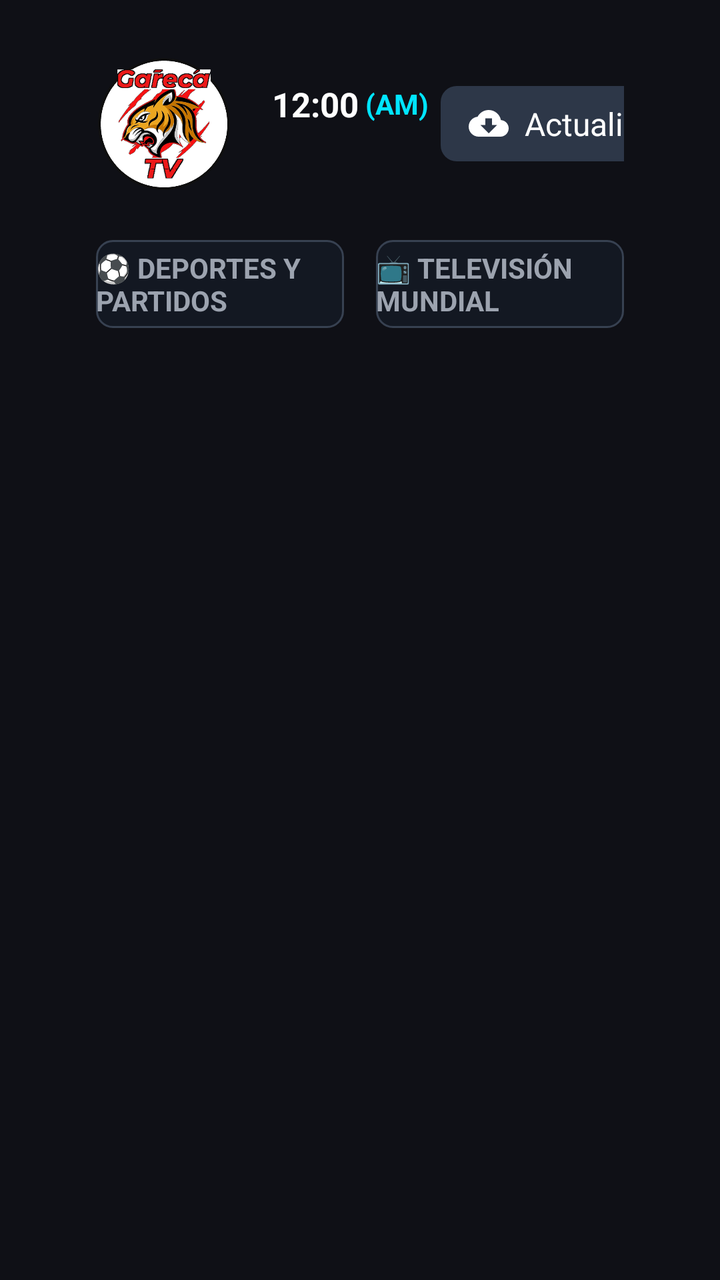
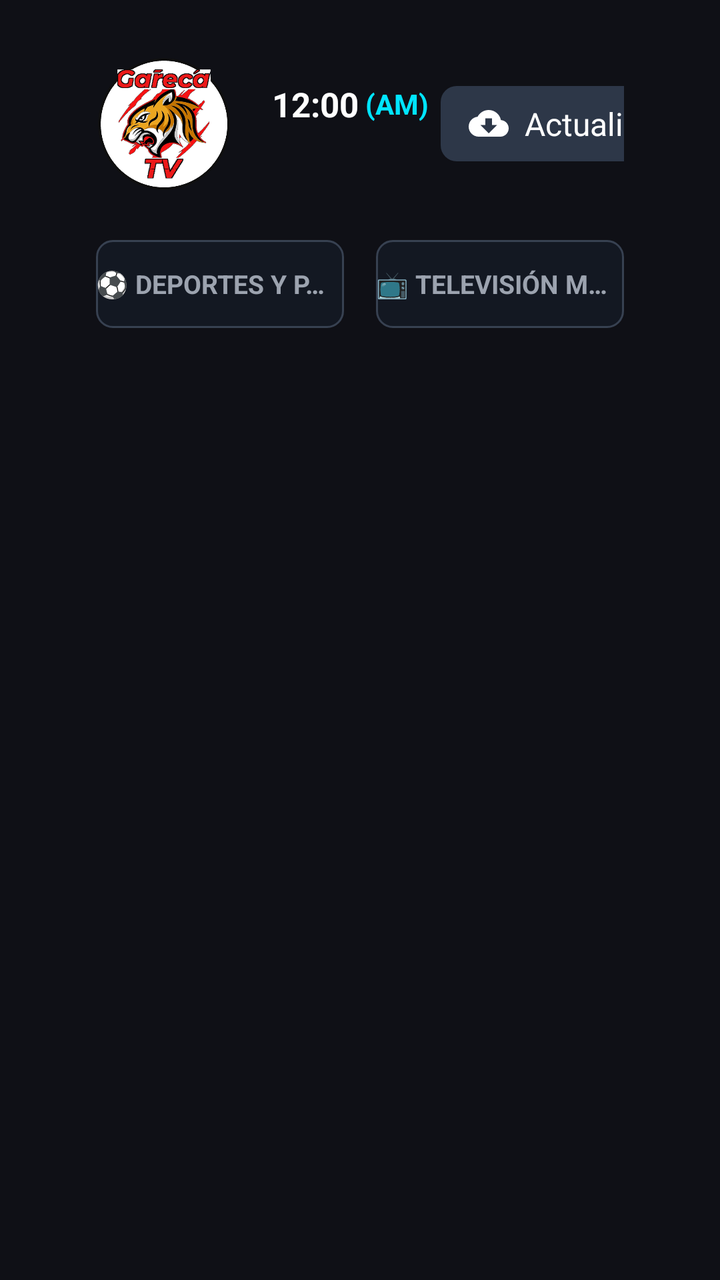

Compare the two renders of this Android layout. The source of the first and the diff that turns it into the second are given below.
<!-- AndroidManifest.xml: application theme Theme.GarecaTV -->
<!-- res/layout/activity_main.xml -->
<?xml version="1.0" encoding="utf-8"?>
<LinearLayout xmlns:android="http://schemas.android.com/apk/res/android"
    xmlns:app="http://schemas.android.com/apk/res-auto"
    android:id="@+id/mainRootLayout"
    android:layout_width="match_parent"
    android:layout_height="match_parent"
    android:orientation="vertical"
    android:background="@color/bg_dark"
    android:paddingStart="48dp"
    android:paddingEnd="48dp"
    android:paddingTop="28dp"
    android:paddingBottom="28dp">

    
    <LinearLayout
        android:layout_width="match_parent"
        android:layout_height="wrap_content"
        android:orientation="horizontal"
        android:gravity="center_vertical"
        android:layout_marginBottom="24dp">

        <ImageView
            android:id="@+id/ivLogo"
            android:layout_width="68dp"
            android:layout_height="68dp"
            android:scaleType="fitCenter"
            android:src="@drawable/app_icon"
            android:contentDescription="@string/app_name" />

        <LinearLayout
            android:layout_width="wrap_content"
            android:layout_height="wrap_content"
            android:orientation="vertical"
            android:layout_marginStart="20dp"
            android:gravity="start|center_vertical">

            
            <LinearLayout
                android:id="@+id/llHeaderClock"
                android:layout_width="wrap_content"
                android:layout_height="wrap_content"
                android:orientation="horizontal"
                android:gravity="center_vertical">

                <TextClock
                    android:id="@+id/textClock"
                    android:layout_width="wrap_content"
                    android:layout_height="wrap_content"
                    android:format12Hour="hh:mm"
                    android:format24Hour="HH:mm"
                    android:textSize="17sp"
                    android:textStyle="bold"
                    android:textColor="@color/text_primary" />

                <TextClock
                    android:id="@+id/textClockAmPm"
                    android:layout_width="wrap_content"
                    android:layout_height="wrap_content"
                    android:format12Hour=" (a)"
                    android:format24Hour=""
                    android:textSize="14sp"
                    android:textStyle="bold"
                    android:textColor="@color/accent" />

                <TextView
                    android:id="@+id/tvTimeZone"
                    android:layout_width="wrap_content"
                    android:layout_height="wrap_content"
                    android:text=""
                    android:textSize="13sp"
                    android:textStyle="bold"
                    android:textColor="@color/text_secondary"
                    android:layout_marginStart="6dp" />
            </LinearLayout>

            
            <LinearLayout
                android:layout_width="wrap_content"
                android:layout_height="wrap_content"
                android:orientation="horizontal"
                android:gravity="center_vertical"
                android:layout_marginTop="2dp">

                <TextView
                    android:id="@+id/tvDate"
                    android:layout_width="wrap_content"
                    android:layout_height="wrap_content"
                    android:text=""
                    android:textSize="13sp"
                    android:textColor="@color/text_secondary" />

                <TextView
                    android:id="@+id/tvAppVersion"
                    android:layout_width="wrap_content"
                    android:layout_height="wrap_content"
                    android:text=""
                    android:textSize="13sp"
                    android:textStyle="bold"
                    android:textColor="@color/accent"
                    android:layout_marginStart="8dp" />
            </LinearLayout>
        </LinearLayout>

        <View
            android:layout_width="0dp"
            android:layout_height="1dp"
            android:layout_weight="1" />

        
        <LinearLayout
            android:layout_width="wrap_content"
            android:layout_height="wrap_content"
            android:orientation="vertical"
            android:gravity="end">

            
            <LinearLayout
                android:layout_width="wrap_content"
                android:layout_height="wrap_content"
                android:orientation="horizontal"
                android:gravity="center_vertical">

                <LinearLayout
                    android:id="@+id/btnUpdate"
                    android:layout_width="wrap_content"
                    android:layout_height="wrap_content"
                    android:orientation="horizontal"
                    android:gravity="center_vertical"
                    android:focusable="true"
                    android:clickable="true"
                    android:paddingStart="14dp"
                    android:paddingEnd="16dp"
                    android:paddingTop="8dp"
                    android:paddingBottom="8dp"
                    android:layout_marginEnd="12dp"
                    android:background="@drawable/button_focus_selector">

                    <ImageView
                        android:id="@+id/ivUpdateIcon"
                        android:layout_width="20dp"
                        android:layout_height="20dp"
                        android:src="@drawable/ic_cloud_download"
                        android:duplicateParentState="true"
                        app:tint="@color/button_text_selector"
                        android:contentDescription="Actualizar APK" />

                    <TextView
                        android:id="@+id/tvUpdateLabel"
                        android:layout_width="wrap_content"
                        android:layout_height="wrap_content"
                        android:text="Actualizado"
                        android:textSize="16sp"
                        android:duplicateParentState="true"
                        android:textColor="@color/button_text_selector"
                        android:layout_marginStart="8dp" />
                </LinearLayout>

                <TextView
                    android:id="@+id/btnRefresh"
                    android:layout_width="wrap_content"
                    android:layout_height="wrap_content"
                    android:text="Recargar"
                    android:textSize="16sp"
                    android:textColor="@color/button_text_selector"
                    android:focusable="true"
                    android:clickable="true"
                    android:paddingStart="16dp"
                    android:paddingEnd="16dp"
                    android:paddingTop="8dp"
                    android:paddingBottom="8dp"
                    android:background="@drawable/button_focus_selector" />
            </LinearLayout>

            
            <TextView
                android:id="@+id/tvHeaderButtonHint"
                android:layout_width="wrap_content"
                android:layout_height="wrap_content"
                android:layout_marginTop="4dp"
                android:layout_marginEnd="2dp"
                android:textSize="11sp"
                android:textColor="@color/accent"
                android:textStyle="bold"
                android:visibility="gone"
                android:text="" />
        </LinearLayout>
    </LinearLayout>

    
    <LinearLayout
        android:id="@+id/llModeSelector"
        android:layout_width="match_parent"
        android:layout_height="wrap_content"
        android:orientation="horizontal"
        android:gravity="center_vertical"
        android:layout_marginBottom="14dp">

        <LinearLayout
            android:id="@+id/btnModeSports"
            android:layout_width="0dp"
            android:layout_height="44dp"
            android:layout_weight="1"
            android:orientation="horizontal"
            android:gravity="center"
            android:focusable="true"
            android:clickable="true"
            android:layout_marginEnd="8dp"
            android:background="@drawable/mode_button_selector">

            <TextView
                android:id="@+id/tvModeSportsLabel"
                android:layout_width="wrap_content"
                android:layout_height="wrap_content"
                android:text="⚽ DEPORTES Y PARTIDOS"
                android:textSize="14sp"
                android:textStyle="bold"
                android:textColor="@color/mode_button_text_selector"
                android:duplicateParentState="true" />
        </LinearLayout>

        <LinearLayout
            android:id="@+id/btnModeWorldTv"
            android:layout_width="0dp"
            android:layout_height="44dp"
            android:layout_weight="1"
            android:orientation="horizontal"
            android:gravity="center"
            android:focusable="true"
            android:clickable="true"
            android:layout_marginStart="8dp"
            android:background="@drawable/mode_button_selector">

            <TextView
                android:id="@+id/tvModeWorldTvLabel"
                android:layout_width="wrap_content"
                android:layout_height="wrap_content"
                android:text="📺 TELEVISIÓN MUNDIAL"
                android:textSize="14sp"
                android:textStyle="bold"
                android:textColor="@color/mode_button_text_selector"
                android:duplicateParentState="true" />
        </LinearLayout>
    </LinearLayout>

    
    <androidx.recyclerview.widget.RecyclerView
        android:id="@+id/rvCategories"
        android:layout_width="match_parent"
        android:layout_height="wrap_content"
        android:orientation="horizontal"
        android:clipToPadding="false"
        android:descendantFocusability="afterDescendants"
        android:layout_marginBottom="16dp"
        android:focusable="false" />

    
    <LinearLayout
        android:id="@+id/searchContainer"
        android:layout_width="match_parent"
        android:layout_height="wrap_content"
        android:orientation="horizontal"
        android:gravity="center_vertical"
        android:visibility="gone"
        android:layout_marginBottom="16dp">

        <LinearLayout
            android:id="@+id/btnVoiceSearchReplay"
            android:layout_width="44dp"
            android:layout_height="44dp"
            android:gravity="center"
            android:focusable="true"
            android:clickable="true"
            android:background="@drawable/voice_button_selector"
            android:nextFocusUp="@id/rvCategories"
            android:nextFocusDown="@id/rvEvents"
            android:nextFocusRight="@id/etSearch">

            <ImageView
                android:layout_width="22dp"
                android:layout_height="22dp"
                android:src="@drawable/ic_google_mic"
                android:duplicateParentState="true"
                android:contentDescription="Búsqueda por voz" />
        </LinearLayout>

        
        <LinearLayout
            android:id="@+id/searchBoxContainerReplay"
            android:layout_width="0dp"
            android:layout_height="44dp"
            android:layout_weight="1"
            android:layout_marginStart="8dp"
            android:layout_marginEnd="8dp"
            android:orientation="horizontal"
            android:gravity="center_vertical"
            android:background="@drawable/search_box_selector"
            android:addStatesFromChildren="true">

            <com.gareca.tv.SearchEditText
                android:id="@+id/etSearch"
                android:layout_width="0dp"
                android:layout_height="match_parent"
                android:layout_weight="1"
                android:background="@android:color/transparent"
                android:hint="Buscar repetición por partido o fecha (ej: Madrid, 10/10)..."
                android:textColor="@color/text_primary"
                android:textColorHint="@color/text_secondary"
                android:paddingStart="16dp"
                android:paddingEnd="8dp"
                android:textSize="15sp"
                android:singleLine="true"
                android:imeOptions="actionSearch"
                android:inputType="text"
                android:focusable="true"
                android:focusableInTouchMode="true"
                android:cursorVisible="false"
                android:nextFocusUp="@id/rvCategories"
                android:nextFocusDown="@id/rvEvents"
                android:nextFocusLeft="@id/btnVoiceSearchReplay"
                android:nextFocusRight="@id/btnClearSearchText" />

            <ImageView
                android:id="@+id/btnClearSearchText"
                android:layout_width="30dp"
                android:layout_height="30dp"
                android:layout_marginEnd="6dp"
                android:padding="6dp"
                android:src="@drawable/ic_close"
                android:background="@drawable/button_focus_selector"
                android:focusable="true"
                android:clickable="true"
                android:focusableInTouchMode="true"
                android:visibility="gone"
                android:contentDescription="Borrar texto y escribir"
                android:nextFocusUp="@id/rvCategories"
                android:nextFocusDown="@id/rvEvents"
                android:nextFocusLeft="@id/etSearch"
                android:nextFocusRight="@id/btnSearchReplay" />
        </LinearLayout>

        <LinearLayout
            android:id="@+id/btnSearchReplay"
            android:layout_width="44dp"
            android:layout_height="44dp"
            android:gravity="center"
            android:focusable="true"
            android:clickable="true"
            android:background="@drawable/button_focus_selector"
            android:nextFocusUp="@id/rvCategories"
            android:nextFocusDown="@id/rvEvents"
            android:nextFocusLeft="@id/etSearch"
            android:nextFocusRight="@id/btnSortDate">

            <ImageView
                android:id="@+id/ivSearchIconReplay"
                android:layout_width="22dp"
                android:layout_height="22dp"
                android:src="@drawable/ic_search"
                android:duplicateParentState="true"
                app:tint="@color/button_text_selector"
                android:contentDescription="Buscar" />
        </LinearLayout>

        <Button
            android:id="@+id/btnSortDate"
            android:layout_width="wrap_content"
            android:layout_height="44dp"
            android:layout_marginStart="8dp"
            android:text="📅 Fecha (Recientes)"
            android:textSize="14sp"
            android:textStyle="bold"
            android:textColor="@color/button_text_selector"
            android:background="@drawable/button_focus_selector"
            android:paddingStart="16dp"
            android:paddingEnd="16dp"
            android:focusable="true"
            android:clickable="true"
            android:nextFocusUp="@id/rvCategories"
            android:nextFocusDown="@id/rvEvents"
            android:nextFocusLeft="@id/btnSearchReplay"
            android:nextFocusRight="@id/btnSortName" />

        <Button
            android:id="@+id/btnSortName"
            android:layout_width="wrap_content"
            android:layout_height="44dp"
            android:layout_marginStart="8dp"
            android:text="🔤 Nombre (A-Z)"
            android:textSize="14sp"
            android:textStyle="bold"
            android:textColor="@color/button_text_selector"
            android:background="@drawable/button_focus_selector"
            android:paddingStart="16dp"
            android:paddingEnd="16dp"
            android:focusable="true"
            android:clickable="true"
            android:nextFocusUp="@id/rvCategories"
            android:nextFocusDown="@id/rvEvents"
            android:nextFocusLeft="@id/btnSortDate" />
    </LinearLayout>

    
    <LinearLayout
        android:id="@+id/globalSearchContainer"
        android:layout_width="match_parent"
        android:layout_height="wrap_content"
        android:orientation="horizontal"
        android:gravity="center_vertical"
        android:visibility="gone"
        android:layout_marginBottom="16dp">

        <LinearLayout
            android:id="@+id/btnVoiceGlobalSearch"
            android:layout_width="44dp"
            android:layout_height="44dp"
            android:gravity="center"
            android:focusable="true"
            android:clickable="true"
            android:background="@drawable/voice_button_selector"
            android:nextFocusUp="@id/rvCategories"
            android:nextFocusDown="@id/rvEvents"
            android:nextFocusRight="@id/etGlobalSearch">

            <ImageView
                android:layout_width="22dp"
                android:layout_height="22dp"
                android:src="@drawable/ic_google_mic"
                android:duplicateParentState="true"
                android:contentDescription="Búsqueda por voz" />
        </LinearLayout>

        
        <LinearLayout
            android:id="@+id/searchBoxContainerGlobal"
            android:layout_width="0dp"
            android:layout_height="44dp"
            android:layout_weight="1"
            android:layout_marginStart="8dp"
            android:layout_marginEnd="8dp"
            android:orientation="horizontal"
            android:gravity="center_vertical"
            android:background="@drawable/search_box_selector"
            android:addStatesFromChildren="true">

            <com.gareca.tv.SearchEditText
                android:id="@+id/etGlobalSearch"
                android:layout_width="0dp"
                android:layout_height="match_parent"
                android:layout_weight="1"
                android:background="@android:color/transparent"
                android:hint="Buscar equipo o canal en TODO GarecaTV (ej: Madrid, Boca, ESPN)..."
                android:textColor="@color/text_primary"
                android:textColorHint="@color/text_secondary"
                android:paddingStart="16dp"
                android:paddingEnd="8dp"
                android:textSize="15sp"
                android:singleLine="true"
                android:imeOptions="actionSearch"
                android:inputType="text"
                android:focusable="true"
                android:focusableInTouchMode="true"
                android:cursorVisible="false"
                android:nextFocusUp="@id/rvCategories"
                android:nextFocusDown="@id/rvEvents"
                android:nextFocusLeft="@id/btnVoiceGlobalSearch"
                android:nextFocusRight="@id/btnClearGlobalText" />

            <ImageView
                android:id="@+id/btnClearGlobalText"
                android:layout_width="30dp"
                android:layout_height="30dp"
                android:layout_marginEnd="6dp"
                android:padding="6dp"
                android:src="@drawable/ic_close"
                android:background="@drawable/button_focus_selector"
                android:focusable="true"
                android:clickable="true"
                android:focusableInTouchMode="true"
                android:visibility="gone"
                android:contentDescription="Borrar texto y escribir"
                android:nextFocusUp="@id/rvCategories"
                android:nextFocusDown="@id/rvEvents"
                android:nextFocusLeft="@id/etGlobalSearch"
                android:nextFocusRight="@id/btnSearchGlobal" />
        </LinearLayout>

        <LinearLayout
            android:id="@+id/btnSearchGlobal"
            android:layout_width="44dp"
            android:layout_height="44dp"
            android:gravity="center"
            android:focusable="true"
            android:clickable="true"
            android:background="@drawable/button_focus_selector"
            android:nextFocusUp="@id/rvCategories"
            android:nextFocusDown="@id/rvEvents"
            android:nextFocusLeft="@id/btnClearGlobalText"
            android:nextFocusRight="@id/btnSortNameGlobal">

            <ImageView
                android:id="@+id/ivSearchIconGlobal"
                android:layout_width="22dp"
                android:layout_height="22dp"
                android:src="@drawable/ic_search"
                android:duplicateParentState="true"
                app:tint="@color/button_text_selector"
                android:contentDescription="Buscar" />
        </LinearLayout>

        <Button
            android:id="@+id/btnSortNameGlobal"
            android:layout_width="wrap_content"
            android:layout_height="44dp"
            android:layout_marginStart="8dp"
            android:text="🔤 Nombre (A-Z)"
            android:textSize="14sp"
            android:textStyle="bold"
            android:textColor="@color/button_text_selector"
            android:background="@drawable/button_focus_selector"
            android:paddingStart="16dp"
            android:paddingEnd="16dp"
            android:focusable="true"
            android:clickable="true"
            android:nextFocusUp="@id/rvCategories"
            android:nextFocusDown="@id/rvEvents"
            android:nextFocusLeft="@id/btnSearchGlobal" />
    </LinearLayout>

    
    <androidx.recyclerview.widget.RecyclerView
        android:id="@+id/rvSuggestions"
        android:layout_width="match_parent"
        android:layout_height="wrap_content"
        android:orientation="vertical"
        android:visibility="gone"
        android:layout_marginBottom="12dp"
        android:descendantFocusability="afterDescendants"
        android:focusable="true"
        android:focusableInTouchMode="true" />

    
    <LinearLayout
        android:id="@+id/llMasterDetailContainer"
        android:layout_width="match_parent"
        android:layout_height="0dp"
        android:layout_weight="1"
        android:orientation="horizontal">

        
        <androidx.recyclerview.widget.RecyclerView
            android:id="@+id/rvSidebarCategories"
            android:layout_width="200dp"
            android:layout_height="match_parent"
            android:orientation="vertical"
            android:visibility="gone"
            android:clipToPadding="false"
            android:layout_marginEnd="8dp"
            android:descendantFocusability="afterDescendants"
            android:focusable="false" />

        
        <androidx.recyclerview.widget.RecyclerView
            android:id="@+id/rvSidebarCountries"
            android:layout_width="200dp"
            android:layout_height="match_parent"
            android:orientation="vertical"
            android:visibility="gone"
            android:clipToPadding="false"
            android:layout_marginEnd="8dp"
            android:descendantFocusability="afterDescendants"
            android:focusable="false" />

        
        <LinearLayout
            android:id="@+id/flEventsContainer"
            android:layout_width="0dp"
            android:layout_height="match_parent"
            android:layout_weight="1"
            android:orientation="vertical">

            
            <LinearLayout
                android:id="@+id/llMobileFilterBar"
                android:layout_width="match_parent"
                android:layout_height="wrap_content"
                android:orientation="horizontal"
                android:gravity="center_vertical"
                android:layout_marginBottom="10dp"
                android:visibility="gone">

                <Button
                    android:id="@+id/btnMobileCategoryFilter"
                    android:layout_width="0dp"
                    android:layout_height="40dp"
                    android:layout_weight="1"
                    android:background="@drawable/button_focus_selector"
                    android:textColor="@color/white"
                    android:textSize="13sp"
                    android:textStyle="bold"
                    android:textAllCaps="false"
                    android:text="📂 Categoría: Todas ▾"
                    android:paddingStart="12dp"
                    android:paddingEnd="12dp"
                    android:layout_marginEnd="6dp" />

                <Button
                    android:id="@+id/btnMobileCountryFilter"
                    android:layout_width="0dp"
                    android:layout_height="40dp"
                    android:layout_weight="1"
                    android:background="@drawable/button_focus_selector"
                    android:textColor="@color/white"
                    android:textSize="13sp"
                    android:textStyle="bold"
                    android:textAllCaps="false"
                    android:text="🌍 País: Todos ▾"
                    android:paddingStart="12dp"
                    android:paddingEnd="12dp"
                    android:visibility="gone" />
            </LinearLayout>

            
            <TextView
                android:id="@+id/tvChannelPositionIndicator"
                android:layout_width="match_parent"
                android:layout_height="wrap_content"
                android:paddingStart="8dp"
                android:paddingEnd="8dp"
                android:paddingBottom="6dp"
                android:textSize="12sp"
                android:textStyle="bold"
                android:textColor="#38BDF8"
                android:visibility="gone"
                android:singleLine="true"
                android:ellipsize="end" />

            
            <androidx.recyclerview.widget.RecyclerView
                android:id="@+id/rvSubcategories"
                android:layout_width="match_parent"
                android:layout_height="wrap_content"
                android:orientation="horizontal"
                android:paddingBottom="8dp"
                android:clipToPadding="false"
                android:descendantFocusability="afterDescendants"
                android:focusable="false"
                android:visibility="gone" />

            <FrameLayout
                android:layout_width="match_parent"
                android:layout_height="0dp"
                android:layout_weight="1">

                <ProgressBar
                    android:id="@+id/progressBar"
                    android:layout_width="wrap_content"
                    android:layout_height="wrap_content"
                    android:layout_gravity="center"
                    android:visibility="visible" />

                <TextView
                    android:id="@+id/tvEmpty"
                    android:layout_width="wrap_content"
                    android:layout_height="wrap_content"
                    android:layout_gravity="center"
                    android:text="@string/loading_events"
                    android:textColor="@color/text_secondary"
                    android:textSize="18sp"
                    android:visibility="gone" />

                <androidx.recyclerview.widget.RecyclerView
                    android:id="@+id/rvEvents"
                    android:layout_width="match_parent"
                    android:layout_height="match_parent"
                    android:clipToPadding="false"
                    android:descendantFocusability="afterDescendants"
                    android:focusable="false" />
            </FrameLayout>
        </LinearLayout>
    </LinearLayout>
</LinearLayout>
<!-- resources referenced by this layout -->
<resources>
  <color name="accent">#00E5FF</color>
  <color name="bg_dark">#0F1016</color>
  <color name="text_primary">#FFFFFF</color>
  <color name="text_secondary">#9CA3AF</color>
  <color name="white">#FFFFFF</color>
  <!-- drawable button_focus_selector (drawable) -->
  <selector xmlns:android="http://schemas.android.com/apk/res/android">
      <item android:state_focused="true">
          <shape android:shape="rectangle">
              <solid android:color="@color/accent" />
              <corners android:radius="8dp" />
          </shape>
      </item>
      <item>
          <shape android:shape="rectangle">
              <solid android:color="#2D3748" />
              <corners android:radius="8dp" />
          </shape>
      </item>
  </selector>
  <!-- drawable ic_close (drawable) -->
  <vector xmlns:android="http://schemas.android.com/apk/res/android"
      android:width="24dp"
      android:height="24dp"
      android:viewportWidth="24"
      android:viewportHeight="24">
      <path
          android:fillColor="#FFFFFFFF"
          android:pathData="M19,6.41L17.59,5 12,10.59 6.41,5 5,6.41 10.59,12 5,17.59 6.41,19 12,13.41 17.59,19 19,17.59 13.41,12z"/>
  </vector>
  <!-- drawable ic_cloud_download (drawable) -->
  <vector xmlns:android="http://schemas.android.com/apk/res/android"
      android:width="24dp"
      android:height="24dp"
      android:viewportWidth="24"
      android:viewportHeight="24">
      <path
          android:fillColor="#FFFFFFFF"
          android:pathData="M19.35,10.04C18.67,6.59 15.64,4 12,4 9.11,4 6.6,5.64 5.35,8.04 2.34,8.36 0,10.91 0,14c0,3.31 2.69,6 6,6h13c2.76,0 5,-2.24 5,-5 0,-2.64 -2.05,-4.78 -4.65,-4.96zM17,13l-5,5 -5,-5h3V9h4v4h3z" />
  </vector>
  <!-- drawable ic_search (drawable) -->
  <vector xmlns:android="http://schemas.android.com/apk/res/android"
      android:width="24dp"
      android:height="24dp"
      android:viewportWidth="24"
      android:viewportHeight="24">
      <path
          android:fillColor="@color/white"
          android:pathData="M15.5,14h-0.79l-0.28,-0.27C15.41,12.59 16,11.11 16,9.5 16,5.91 13.09,3 9.5,3S3,5.91 3,9.5 5.91,16 9.5,16c1.61,0 3.09,-0.59 4.23,-1.57l0.27,0.28v0.79l5,4.99L20.49,19l-4.99,-5zm-6,0C7.01,14 5,11.99 5,9.5S7.01,5 9.5,5 14,7.01 14,9.5 11.99,14 9.5,14z"/>
  </vector>
  <!-- drawable search_box_selector (drawable) -->
  <?xml version="1.0" encoding="utf-8"?>
  <selector xmlns:android="http://schemas.android.com/apk/res/android">
      
      <item android:state_focused="true">
          <shape android:shape="rectangle">
              <solid android:color="#252D3F" />
              <stroke android:width="2dp" android:color="@color/accent" />
              <corners android:radius="8dp" />
          </shape>
      </item>
      
      <item>
          <shape android:shape="rectangle">
              <solid android:color="#1A1D27" />
              <stroke android:width="1dp" android:color="#374151" />
              <corners android:radius="8dp" />
          </shape>
      </item>
  </selector>
  <string name="app_name">GarecaTV</string>
  <string name="loading_events">Cargando eventos...</string>
  <style name="Theme.GarecaTV" parent="Theme.AppCompat.NoActionBar">
          <item name="android:windowBackground">@color/bg_dark</item>
          <item name="android:textColor">@color/text_primary</item>
          <item name="colorPrimary">@color/accent</item>
          <item name="android:windowNoTitle">true</item>
          <item name="android:windowFullscreen">true</item>
      </style>
  <!-- unchanged entries left out for length: 4 -->
</resources>

<!-- the commit's change to res/layout/activity_main.xml (unified diff, before → after) -->
@@ -212,7 +212,9 @@
                 android:layout_width="wrap_content"
                 android:layout_height="wrap_content"
                 android:text="⚽ DEPORTES Y PARTIDOS"
-                android:textSize="14sp"
+                android:textSize="13sp"
+                android:singleLine="true"
+                android:ellipsize="end"
                 android:textStyle="bold"
                 android:textColor="@color/mode_button_text_selector"
                 android:duplicateParentState="true" />
@@ -235,7 +237,9 @@
                 android:layout_width="wrap_content"
                 android:layout_height="wrap_content"
                 android:text="📺 TELEVISIÓN MUNDIAL"
-                android:textSize="14sp"
+                android:textSize="13sp"
+                android:singleLine="true"
+                android:ellipsize="end"
                 android:textStyle="bold"
                 android:textColor="@color/mode_button_text_selector"
                 android:duplicateParentState="true" />
<!-- resource entries referenced after the edit -->
@@ -73,12 +73,27 @@
   <string name="app_name">GarecaTV</string>
   <string name="loading_events">Cargando eventos...</string>
   <style name="Theme.GarecaTV" parent="Theme.AppCompat.NoActionBar">
-          <item name="android:windowBackground">@color/bg_dark</item>
+          <item name="android:windowBackground">@drawable/splash_window_background</item>
           <item name="android:textColor">@color/text_primary</item>
           <item name="colorPrimary">@color/accent</item>
           <item name="android:windowNoTitle">true</item>
           <item name="android:windowFullscreen">true</item>
       </style>
+  <!-- drawable splash_window_background (drawable) -->
+  <?xml version="1.0" encoding="utf-8"?>
+  <layer-list xmlns:android="http://schemas.android.com/apk/res/android">
+      <item>
+          <color android:color="@color/bg_dark" />
+      </item>
+      <item
+          android:width="120dp"
+          android:height="120dp"
+          android:gravity="center">
+          <bitmap
+              android:gravity="center"
+              android:src="@drawable/app_icon" />
+      </item>
+  </layer-list>
   <!-- unchanged entries left out for length: 4 -->
 </resources>
 
